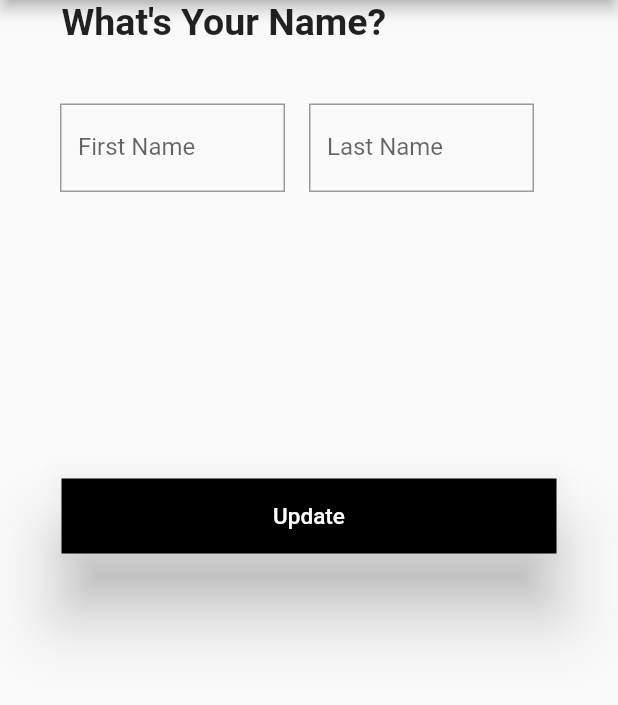
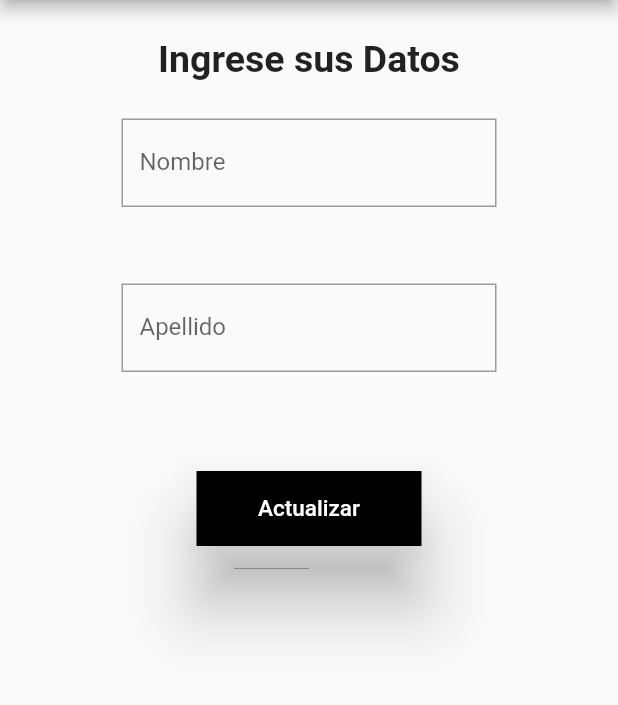
Before and after one commit to ferdeX64/prowessagronomia, a Flutter app: the EditNameFormPage screen opened directly, on a phone screen of 412 x 824 dp, the part 120-825 px from its top. Run offline on Flutter 3.47's test engine with Material 2 defaults, Android fonts, the phone set to English and light mode, and no system bars; our stand-ins replace accordion, carousel_slider, email_validator, flutter_slidable, image_picker, nb_utils and 3 more; missing offline and left inert: async_button_builder; accounts and stored records are empty; network calls fail.

Commit message:
Pantalla EditPhone

```diff
--- a/lib/src/pages/edit_name.dart
+++ b/lib/src/pages/edit_name.dart
@@ -56,72 +56,68 @@ class EditNameFormPageState extends State<EditNameFormPage> {
         body: Form(
           key: _formKey,
           child: Column(
-              crossAxisAlignment: CrossAxisAlignment.center,
-              mainAxisAlignment: MainAxisAlignment.start,
             children: <Widget>[
-                const SizedBox(
-                    width: 330,
+              const Padding(
+                padding: EdgeInsets.only(top: 25),
+                child: Center(
                   child: Text(
-                      "What's Your Name?",
+                    "Ingrese sus Datos",
                     style: TextStyle(
                       fontSize: 25,
                       fontWeight: FontWeight.bold,
                     ),
-                    )),
-                Row(
-                  mainAxisAlignment: MainAxisAlignment.center,
-                  crossAxisAlignment: CrossAxisAlignment.center,
-                  children: [
+                  )
+                ),
+              ),
               Padding(
-                        padding: const EdgeInsets.fromLTRB(0, 40, 16, 0),
+                padding: const EdgeInsets.only(top: 25),
                 child: SizedBox(
                   height: 100,
-                            width: 150,
+                  width: 250,
                   child: TextFormField(
-                              // Handles Form Validation for First Name
                     validator: (value) {
                       if (value == null || value.isEmpty) {
-                                  return 'Please enter your first name';
+                        return 'Porfavor ingrese su Nombre';
                       } else if (!isAlpha(value)) {
-                                  return 'Only Letters Please';
+                        return 'Solo puede ingresar letras...';
                       }
                       return null;
                     },
                     decoration:
-                                  const InputDecoration(labelText: 'First Name'),
+                        const InputDecoration(labelText: 'Nombre'),
                     controller: firstNameController,
-                            ))),
+                  )
+                )
+              ),
               Padding(
-                        padding: const EdgeInsets.fromLTRB(0, 40, 16, 0),
+                padding: const EdgeInsets.only(top: 10),
                 child: SizedBox(
                   height: 100,
-                            width: 150,
+                  width: 250,
                   child: TextFormField(
-                              // Handles Form Validation for Last Name
                     validator: (value) {
                       if (value == null || value.isEmpty) {
-                                  return 'Please enter your last name';
+                        return 'Porfavor ingrese su Apellido';
                       } else if (!isAlpha(value)) {
-                                  return 'Only Letters Please';
+                        return 'Solo puede ingresar letras...';
                       }
                       return null;
                     },
                     decoration:
-                                  const InputDecoration(labelText: 'Last Name'),
+                        const InputDecoration(labelText: 'Apellido'),
                     controller: secondNameController,
-                            )))
-                  ],
+                  )
+                )
               ),
               Padding(
-                    padding: const EdgeInsets.only(top: 150),
+                padding: const EdgeInsets.only(top: 25),
                 child: Align(
                   alignment: Alignment.bottomCenter,
                   child: SizedBox(
-                          width: 330,
+                    width: 150,
                     height: 50,
                     child: ElevatedButton(
                       onPressed: () {
-                              // Validate returns true if the form is valid, or false otherwise.
                         if (_formKey.currentState!.validate() &&
                             isAlpha(firstNameController.text +
                                 secondNameController.text)) {
@@ -132,14 +128,17 @@ class EditNameFormPageState extends State<EditNameFormPage> {
                         }
                       },
                       child: const Text(
-                              'Update',
+                        'Actualizar',
                         style: TextStyle(fontSize: 15),
                       ),
                     ),
-                        )))
+                  )
+                )
+              )
             ],
           ),
-          )),
+        )
+      ),
     );
   }
 }
--- a/lib/src/pages/edit_phone.dart
+++ b/lib/src/pages/edit_phone.dart
@@ -63,45 +63,49 @@ class EditPhoneFormPageState extends State<EditPhoneFormPage> {
                 crossAxisAlignment: CrossAxisAlignment.center,
                 mainAxisAlignment: MainAxisAlignment.start,
                 children: <Widget>[
-                  const SizedBox(
-                      width: 320,
+                  const Padding(
+                    padding: EdgeInsets.only(top: 25),
+                      child: Center(
                         child: Text(
-                        "What's Your Phone Number?",
+                          "Ingrese su numero de telefono",
                           style:
-                            TextStyle(fontSize: 22, fontWeight: FontWeight.bold),
-                      )),
+                              TextStyle(
+                                fontSize: 22,
+                                fontWeight: FontWeight.bold
+                              ),
+                        )
+                    ),
+                   ),
                   Padding(
                       padding: const EdgeInsets.only(top: 40),
                       child: SizedBox(
                           height: 100,
                           width: 320,
                           child: TextFormField(
-                            // Handles Form Validation
                             validator: (value) {
                               if (value == null || value.isEmpty) {
-                                return 'Please enter your phone number';
+                                return 'Porfavor ingrese su numero de telefono';
                               } else if (isAlpha(value)) {
-                                return 'Only Numbers Please';
+                                return 'Solo numeros porfavor';
                               } else if (value.length < 10) {
-                                return 'Please enter a VALID phone number';
+                                return 'Porfavor Ingrese un numero VALIDO';
                               }
                               return null;
                             },
                             controller: phoneController,
                             decoration: const InputDecoration(
-                              labelText: 'Your Phone Number',
+                              labelText: 'Número Telefono',
                             ),
                           ))),
                   Padding(
-                      padding: const EdgeInsets.only(top: 150),
+                    padding: const EdgeInsets.only(top: 25),
                     child: Align(
                       alignment: Alignment.bottomCenter,
                       child: SizedBox(
-                            width: 320,
+                        width: 150,
                         height: 50,
                         child: ElevatedButton(
                           onPressed: () {
-                                // Validate returns true if the form is valid, or false otherwise.
                             if (_formKey.currentState!.validate() &&
                                 isNumeric(phoneController.text)) {
                               updateUserValue(phoneController.text);
@@ -109,11 +113,13 @@ class EditPhoneFormPageState extends State<EditPhoneFormPage> {
                             }
                           },
                           child: const Text(
-                                'Update',
+                            'Actualizar',
                             style: TextStyle(fontSize: 15),
                           ),
                         ),
-                          )))
+                      )
+                    )
+                  )
                 ]),
           )),
     );
--- a/lib/src/pages/profile_page.dart
+++ b/lib/src/pages/profile_page.dart
@@ -72,9 +72,9 @@ class _ProfilePageState extends State<ProfilePage> {
                 onPressed: () {},
               )
             ),
-            buildUserInfoDisplay(user.name, 'Name', const EditNameFormPage()),
-            buildUserInfoDisplay(user.phone, 'Phone', const EditPhoneFormPage()),
-            buildUserInfoDisplay(user.email, 'Email', const EditEmailFormPage()),
+            buildUserInfoDisplay(user.name, 'Nombre', const EditNameFormPage()),
+            buildUserInfoDisplay(user.phone, 'Telefono', const EditPhoneFormPage()),
+            buildUserInfoDisplay(user.email, 'Correo', const EditEmailFormPage()),
             Expanded(
               child: buildAbout(user),
               flex: 4,
@@ -106,11 +106,14 @@ class _ProfilePageState extends State<ProfilePage> {
               width: 350,
               height: 40,
               decoration: const BoxDecoration(
+                color: Colors.lightGreenAccent,
                 border: Border(
                   bottom: BorderSide(
                     color: Colors.grey,
                     width: 1,
-                ))),
+                  )
+                )
+              ),
               child: Row(children: [
                 Expanded(
                   child: TextButton(
@@ -128,7 +131,8 @@ class _ProfilePageState extends State<ProfilePage> {
                   color: Colors.grey,
                   size: 40.0,
                 )
-                ]))
+              ])
+            )
           ],
         )
       );
@@ -151,6 +155,7 @@ class _ProfilePageState extends State<ProfilePage> {
           width: 350,
           height: 75,
           decoration: const BoxDecoration(
+            color: Colors.lightGreenAccent,
             border: Border(
               bottom: BorderSide(
                 color: Colors.grey,
@@ -158,7 +163,8 @@ class _ProfilePageState extends State<ProfilePage> {
               )
             )
           ),
-          child: Row(children: [
+          child: Row(
+            children: [
               Expanded(
                 child: TextButton(
                   onPressed: () {
@@ -184,7 +190,8 @@ class _ProfilePageState extends State<ProfilePage> {
                 color: Colors.grey,
                 size: 40.0,
               )
-          ])
+            ]
+          )
         )
       ],
     )
```
Also changed, not shown: lib/src/pages/categoria_vegetales_product.dart (+5 -5 lines), pubspec.lock. Lines whose indentation alone changed are shown as unchanged.
